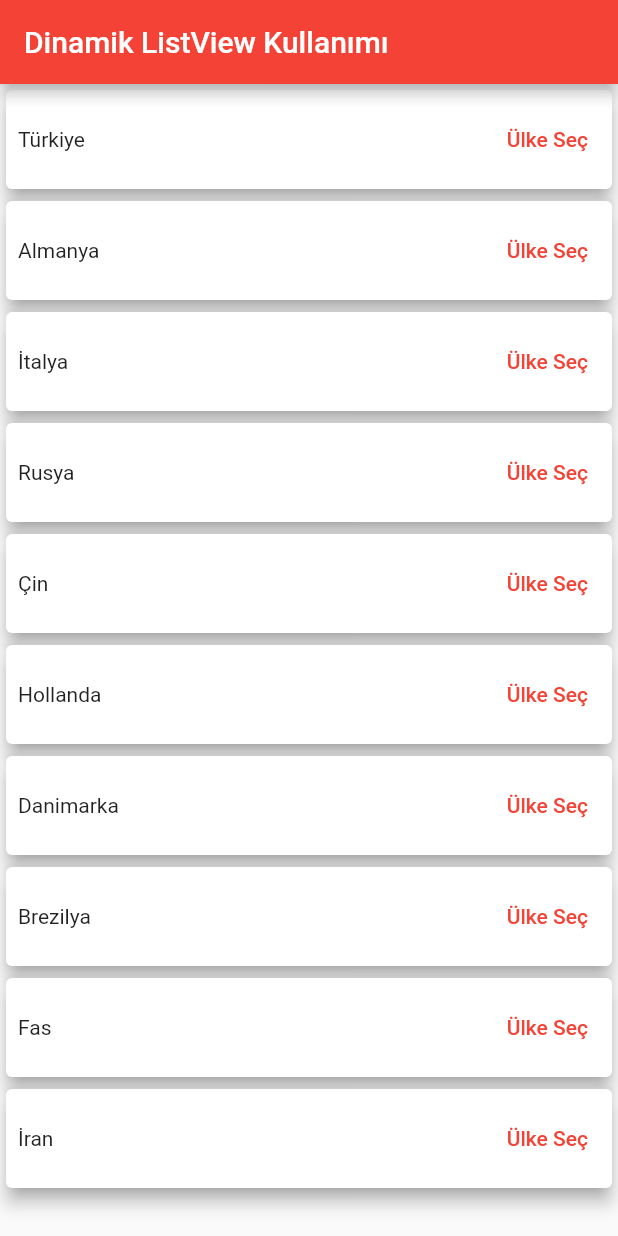
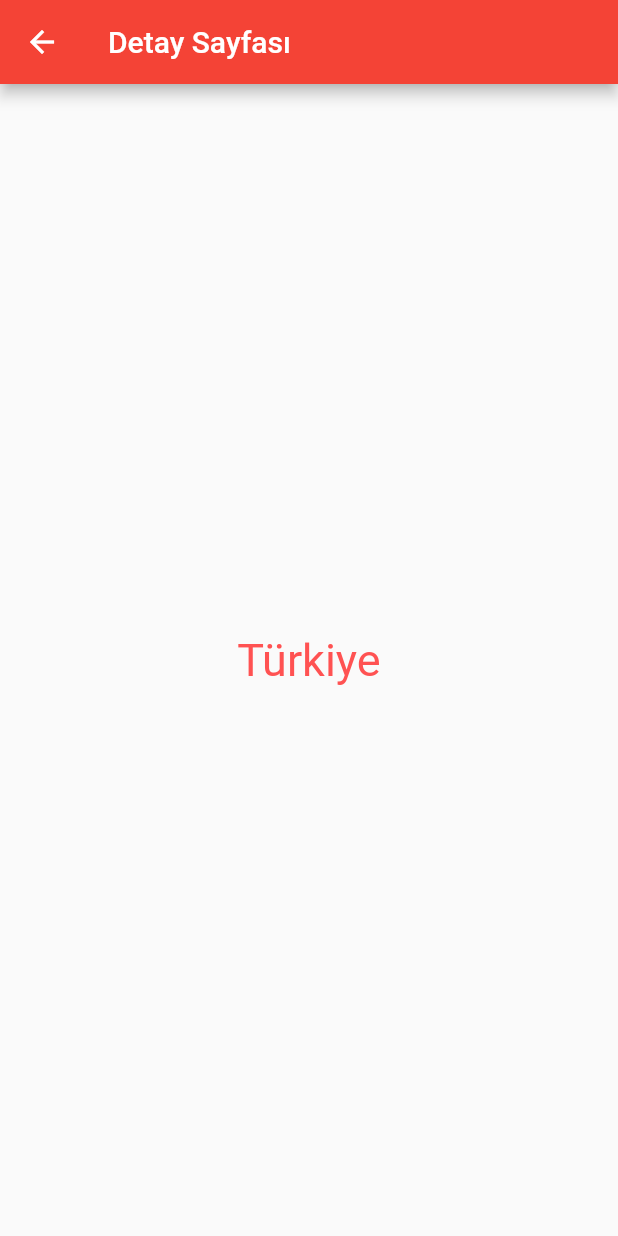
Before and after one commit to ahmtcylnn/flutter_begin, a Flutter app: the screen it shows after launch, after a tap on "Türkiye", on a phone screen of 412 x 824 dp. Run offline on Flutter 3.47's test engine with Material 2 defaults, Android fonts, the phone set to English and light mode, and no system bars.

Commit message:
Details Page ListView

```diff
--- /dev/null
+++ b/lib/DetailsPage.dart
@@ -0,0 +1,28 @@
+import 'package:flutter/material.dart';
+
+// ignore: must_be_immutable
+class DetailsPage extends StatefulWidget {
+  String ulkeAdi;
+  // ignore: use_key_in_widget_constructors
+  DetailsPage({required this.ulkeAdi});
+
+  @override
+  State<DetailsPage> createState() => _DetailsPageState();
+}
+
+class _DetailsPageState extends State<DetailsPage> {
+  @override
+  Widget build(BuildContext context) {
+    return Scaffold(
+      appBar: AppBar(
+        title: const Text("Detay Sayfası"),
+      ),
+      body: Center(
+        child: Text(
+          widget.ulkeAdi,
+          style: const TextStyle(fontSize: 30, color: Colors.redAccent),
+        ),
+      ),
+    );
+  }
+}
--- a/lib/DinamicListView.dart
+++ b/lib/DinamicListView.dart
@@ -1,4 +1,5 @@
 import 'package:flutter/material.dart';
+import 'package:flutter_begin/DetailsPage.dart';
 
 class DinamicListView extends StatefulWidget {
   const DinamicListView({super.key});
@@ -32,7 +33,13 @@ class _DinamicListViewState extends State<DinamicListView> {
           itemBuilder: (context, indeks) {
             return GestureDetector(
               onTap: () {
-                print("${ulkeler[indeks]} seçildi.");
+                //print("${ulkeler[indeks]} seçildi.");
+                Navigator.push(
+                    context,
+                    MaterialPageRoute(
+                        builder: ((context) => DetailsPage(
+                              ulkeAdi: ulkeler[indeks],
+                            ))));
               },
               child: Card(
                 shadowColor: Colors.grey,
```
